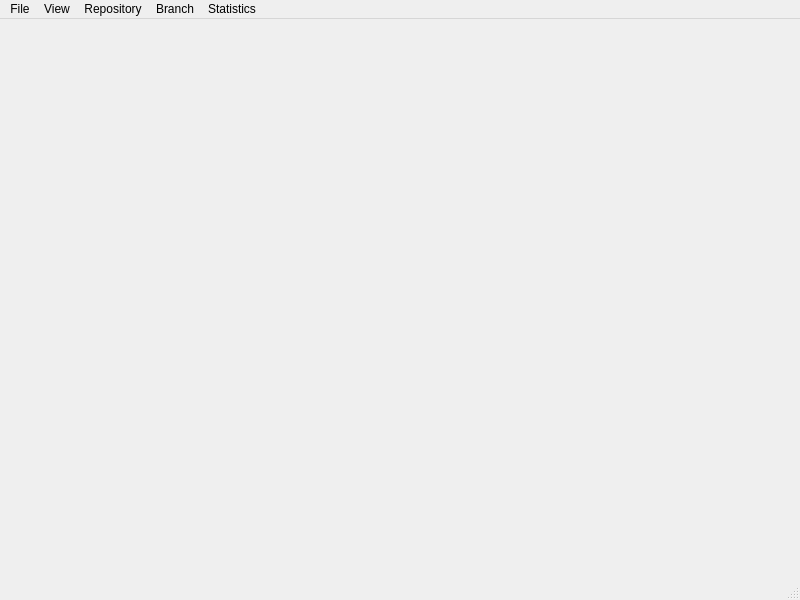
Above: gui/MainWindow.ui from Sam-Horner-42/CPPMiniVersionControl before the change. Below: the same form after it.
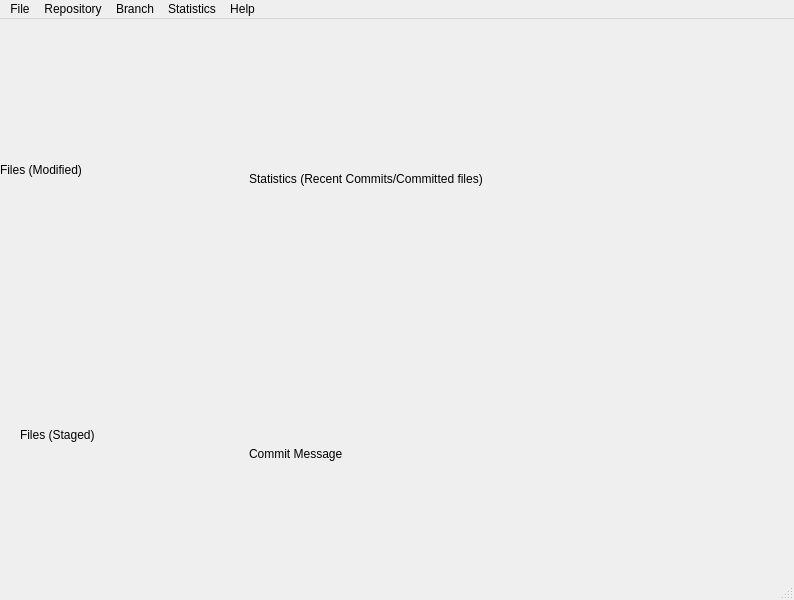
That is the form after the change.

The edit to the form file:
```diff
--- a/gui/MainWindow.ui
+++ b/gui/MainWindow.ui
@@ -6,20 +6,97 @@
    <rect>
     <x>0</x>
     <y>0</y>
-    <width>800</width>
+    <width>794</width>
     <height>600</height>
    </rect>
   </property>
   <property name="windowTitle">
    <string>MainWindow</string>
   </property>
-  <widget class="QWidget" name="centralwidget"/>
+  <widget class="QWidget" name="centralwidget">
+   <widget class="QWidget" name="horizontalLayoutWidget">
+    <property name="geometry">
+     <rect>
+      <x>249</x>
+      <y>9</y>
+      <width>541</width>
+      <height>301</height>
+     </rect>
+    </property>
+    <layout class="QHBoxLayout" name="horizontalLayout">
+     <item>
+      <widget class="QLabel" name="label_2">
+       <property name="text">
+        <string>Statistics (Recent Commits/Committed files)</string>
+       </property>
+      </widget>
+     </item>
+    </layout>
+   </widget>
+   <widget class="QWidget" name="gridLayoutWidget">
+    <property name="geometry">
+     <rect>
+      <x>0</x>
+      <y>30</y>
+      <width>241</width>
+      <height>241</height>
+     </rect>
+    </property>
+    <layout class="QGridLayout" name="gridLayout">
+     <item row="0" column="0">
+      <widget class="QLabel" name="label">
+       <property name="text">
+        <string>Files (Modified)</string>
+       </property>
+      </widget>
+     </item>
+    </layout>
+   </widget>
+   <widget class="QWidget" name="gridLayoutWidget_2">
+    <property name="geometry">
+     <rect>
+      <x>249</x>
+      <y>319</y>
+      <width>541</width>
+      <height>231</height>
+     </rect>
+    </property>
+    <layout class="QGridLayout" name="gridLayout_2">
+     <item row="0" column="0">
+      <widget class="QLabel" name="label_3">
+       <property name="text">
+        <string>Commit Message</string>
+       </property>
+      </widget>
+     </item>
+    </layout>
+   </widget>
+   <widget class="QWidget" name="gridLayoutWidget_4">
+    <property name="geometry">
+     <rect>
+      <x>20</x>
+      <y>280</y>
+      <width>221</width>
+      <height>271</height>
+     </rect>
+    </property>
+    <layout class="QGridLayout" name="gridLayout_4">
+     <item row="0" column="0">
+      <widget class="QLabel" name="label_4">
+       <property name="text">
+        <string>Files (Staged)</string>
+       </property>
+      </widget>
+     </item>
+    </layout>
+   </widget>
+  </widget>
   <widget class="QMenuBar" name="menubar">
    <property name="geometry">
     <rect>
      <x>0</x>
      <y>0</y>
-     <width>800</width>
+     <width>794</width>
      <height>21</height>
     </rect>
    </property>
@@ -32,11 +109,6 @@
     <addaction name="separator"/>
     <addaction name="actionExit_2"/>
    </widget>
-   <widget class="QMenu" name="menuView">
-    <property name="title">
-     <string>View</string>
-    </property>
-   </widget>
    <widget class="QMenu" name="menuRepository">
     <property name="title">
      <string>Repository</string>
@@ -55,11 +127,16 @@
     </property>
     <addaction name="actionView_Commit_History"/>
    </widget>
+   <widget class="QMenu" name="menuHelp">
+    <property name="title">
+     <string>Help</string>
+    </property>
+   </widget>
    <addaction name="menuFile"/>
-   <addaction name="menuView"/>
    <addaction name="menuRepository"/>
    <addaction name="menuBranch"/>
    <addaction name="menuStatistics"/>
+   <addaction name="menuHelp"/>
   </widget>
   <widget class="QStatusBar" name="statusbar"/>
   <action name="actionSettings">
```
Left out of the diff: 80 changed lines with no effect on the pictures.
